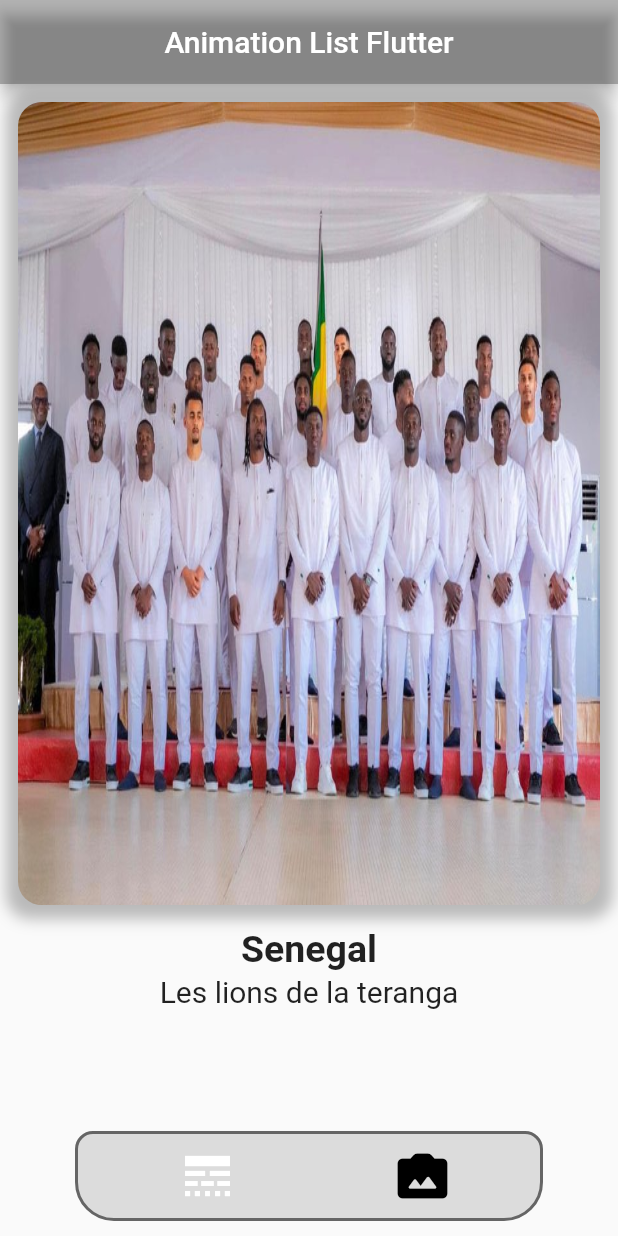
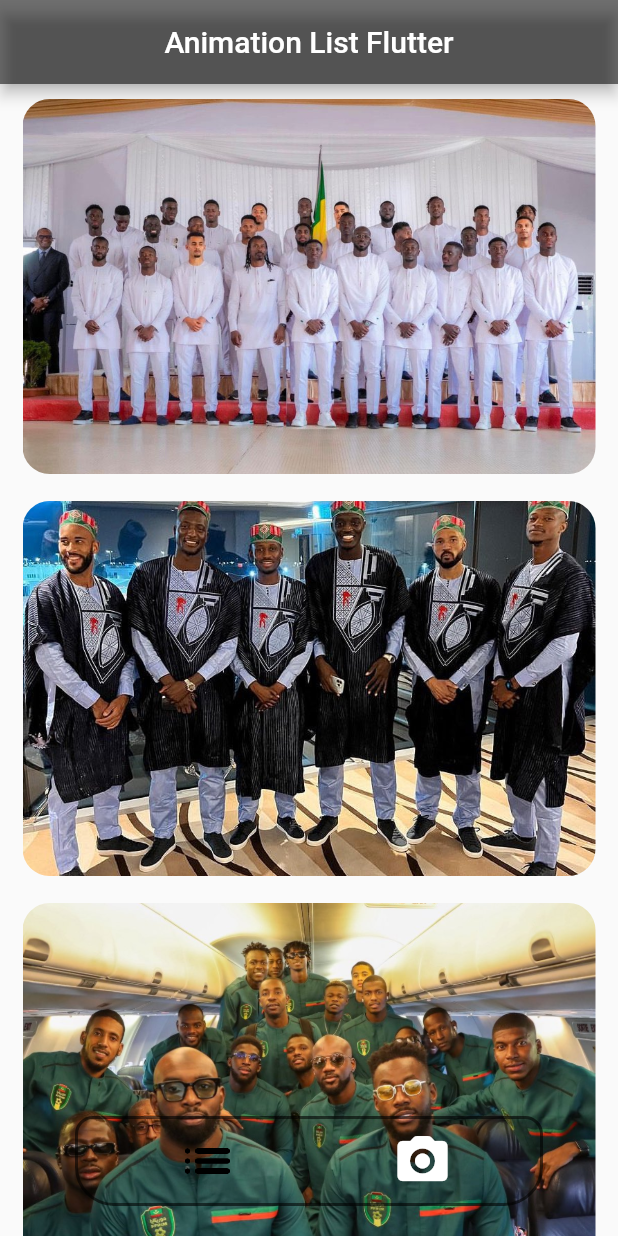
Before and after one commit to Modip/Animation_List_Flutter, a Flutter app: the screen it shows after launch, on a phone screen of 412 x 824 dp. Run offline on Flutter 3.47's test engine with Material 2 defaults, Android fonts, the phone set to English and light mode, and no system bars.

Commit message:
scroll list

```diff
--- a/lib/data.dart
+++ b/lib/data.dart
@@ -1,13 +1,13 @@
 class Picture {
+  final String title;
+  final String image;
+  final String subtitle;
+
   const Picture({
     required this.title,
     required this.image,
     required this.subtitle,
   });
-
-  final String title;
-  final String image;
-  final String subtitle;
 }
 
 const pictures = [
@@ -21,34 +21,30 @@ const pictures = [
       image: "assets/images/guinee.jpg"),
   Picture(
       title: "Mauritanie",
-      subtitle: "Les lions de la teranga",
+      subtitle: "Les mouhabitouns",
       image: "assets/images/mauritanie.jpg"),
   Picture(
       title: "Nigeria",
       subtitle: "Les aigles du Nigeria",
-      image: "assets/images/nigeria1.jpg"),
+      image: "assets/images/nigeria.jpg"),
+  Picture(
+      title: "Ghana",
+      subtitle: "Les blacks stars ",
+      image: "assets/images/ghana.jpg"),
+  Picture(
+      title: "Gambie",
+      subtitle: "Les scorpions de la Gambie",
+      image: "assets/images/gambie.jpg"),
+  Picture(
+      title: "Congo",
+      subtitle: "Les diables rouges",
+      image: "assets/images/congo.jpg"),
   Picture(
       title: "Mali",
       subtitle: "Les aigles du Mali",
       image: "assets/images/mali.jpg"),
   Picture(
-      title: "Congo",
-      subtitle: "Les aigles du Mali",
-      image: "assets/images/congo.jpg"),
-  Picture(
       title: "Cameroun",
       subtitle: "Les lions de indomptables",
       image: "assets/images/cameroun.jpg"),
-  Picture(
-      title: "Cameroun",
-      subtitle: "Les lions de la teranga",
-      image: "assets/images/cameroun.jpg"),
-  Picture(
-      title: "Cameroun",
-      subtitle: "Les lions de la teranga",
-      image: "assets/images/cameroun.jpg"),
-  Picture(
-      title: "Cameroun",
-      subtitle: "Les lions de la teranga",
-      image: "assets/images/cameroun.jpg"),
 ];
--- a/lib/main.dart
+++ b/lib/main.dart
@@ -1,3 +1,4 @@
+import 'package:animate/scroll_list.dart';
 import 'package:flutter/material.dart';
 
 import 'slide_list.dart';
@@ -18,7 +19,7 @@ class MyApp extends StatelessWidget {
       theme: ThemeData(
         primarySwatch: Colors.blue,
       ),
-      home: const SlideList(),
+      home: const ScrollList(),
     );
   }
 }
--- /dev/null
+++ b/lib/scroll_list.dart
@@ -0,0 +1,137 @@
+import 'package:animate/data.dart';
+import 'package:animate/slide_list.dart';
+import 'package:flutter/material.dart';
+
+class ScrollList extends StatefulWidget {
+  const ScrollList({Key? key}) : super(key: key);
+
+  @override
+  State<ScrollList> createState() => _ScrollListState();
+}
+
+class _ScrollListState extends State<ScrollList> {
+  double screenHeight = 0;
+  double screenWidth = 0;
+  final double itemSize = 250;
+  final controller = ScrollController();
+
+  @override
+  void onListnerController() {
+    //print("controller:${controller.offset}");
+    setState(() {});
+  }
+
+  @override
+  void initState() {
+    controller.addListener(onListnerController);
+    super.initState();
+  }
+
+  @override
+  void dispose() {
+    controller.removeListener(onListnerController);
+    super.dispose();
+  }
+
+  int selectedItem = 0;
+  @override
+  Widget build(BuildContext context) {
+    return Scaffold(
+      appBar: AppBar(
+        backgroundColor: Colors.black54,
+        centerTitle: true,
+        title: const Text("Animation List Flutter"),
+      ),
+      body: Stack(
+        children: [
+          _listView(),
+          Positioned(
+            bottom: 20,
+            left: 50,
+            right: 50,
+            child: SizedBox(
+              height: 60,
+
+              //color: Colors.white,
+              child: Container(
+                decoration: BoxDecoration(
+                    color: Colors.black12,
+                    border: Border.all(width: 2, color: Colors.black54),
+                    borderRadius: const BorderRadius.only(
+                        topRight: Radius.circular(12),
+                        topLeft: Radius.circular(12),
+                        bottomLeft: Radius.circular(26),
+                        bottomRight: Radius.circular(26))),
+              ),
+            ),
+          ),
+          Positioned(
+            bottom: 30,
+            left: 15,
+            right: 15,
+            child: Row(
+              mainAxisAlignment: MainAxisAlignment.spaceEvenly,
+              children: [
+                _buildBottomItem(Icons.list_rounded, 0),
+                _buildBottomItem(Icons.photo_camera_rounded, 1),
+              ],
+            ),
+          ),
+        ],
+      ),
+    );
+  }
+
+  Widget _listView() => SizedBox(
+        height: MediaQuery.of(context).size.height,
+        child: ListView.builder(
+            controller: controller,
+            physics: const BouncingScrollPhysics(),
+            itemCount: pictures.length,
+            scrollDirection: Axis.vertical,
+            shrinkWrap: true,
+            itemBuilder: (context, index) {
+              final itemOffset = index * itemSize;
+              final difference = controller.offset - itemOffset;
+              final percent = 1 - (difference / (itemSize / 2));
+              double opacity = percent;
+              double scale = percent;
+              // print("opacity:$opacity");
+              // print(itemOffset);
+              if (opacity > 1.0) opacity = 1.0;
+              if (opacity < 0.0) opacity = 0.0;
+              if (scale == 1) scale = 1.0;
+              final picture = pictures[index];
+              return Opacity(
+                opacity: opacity,
+                child: Container(
+                  margin: const EdgeInsets.only(
+                      left: 15, right: 15, bottom: 8, top: 10),
+                  height: itemSize,
+                  decoration: BoxDecoration(
+                      borderRadius: BorderRadius.circular(18),
+                      image: DecorationImage(
+                        image: AssetImage(
+                          picture.image,
+                        ),
+                        fit: BoxFit.cover,
+                      )),
+                ),
+              );
+            }),
+      );
+
+  Widget _buildBottomItem(IconData icon, index) {
+    return IconButton(
+      onPressed: () {
+        Navigator.pushReplacement(context,
+            MaterialPageRoute(builder: (context) => const SlideList()));
+      },
+      icon: Icon(
+        icon,
+        color: selectedItem == index ? Colors.black : Colors.white,
+        size: 40,
+      ),
+    );
+  }
+}
--- a/lib/slide_list.dart
+++ b/lib/slide_list.dart
@@ -1,3 +1,6 @@
+import 'dart:math';
+
+import 'package:animate/scroll_list.dart';
 import 'package:flutter/material.dart';
 
 import 'data.dart';
@@ -30,8 +33,9 @@ class _SlideListState extends State<SlideList> {
     super.dispose();
   }
 
+  int selectedItem = 0;
+
   @override
-  int selectedItem = 0;
   Widget build(BuildContext context) {
     double width = MediaQuery.of(context).size.width;
     double height = MediaQuery.of(context).size.height;
@@ -47,21 +51,22 @@ class _SlideListState extends State<SlideList> {
           builder: (context, value, _) {
             return PageView.builder(
               controller: _controller,
+              physics: const BouncingScrollPhysics(),
               itemCount: pictures.length,
               scrollDirection: Axis.horizontal,
               itemBuilder: (context, index) {
                 final picture = pictures[index];
                 final percentage = index - value;
                 final rotation = percentage.clamp(0.0, 1.0);
-                if (index == 1) {
-                  print(percentage);
-                }
+                final fixRotation = pow(rotation, 0.5);
+                // if (index == 1) {
+                //   print(percentage);
+                // }
                 return Column(
                   mainAxisAlignment: MainAxisAlignment.start,
                   children: [
                     Container(
-                      padding: EdgeInsets.all(12),
-                      // margin: EdgeInsets.only(left: 10, right: 10),
+                      padding: const EdgeInsets.all(12),
                       decoration: BoxDecoration(
                         borderRadius: BorderRadius.circular(12),
                       ),
@@ -69,11 +74,11 @@ class _SlideListState extends State<SlideList> {
                         alignment: Alignment.topLeft,
                         transform: Matrix4.identity()
                           ..setEntry(3, 2, .001)
-                          ..rotateY(2 * rotation)
+                          ..rotateY(2.0 * fixRotation)
                           ..translate(-rotation * width * 0.8),
                         child: Container(
                           width: width * 1,
-                          height: height * .65,
+                          height: height * .62,
                           decoration: BoxDecoration(
                               boxShadow: const [
                                 BoxShadow(
@@ -91,7 +96,7 @@ class _SlideListState extends State<SlideList> {
                       ),
                     ),
                     const SizedBox(
-                      height: 3,
+                      height: 15,
                     ),
                     Text(
                       picture.title,
@@ -99,11 +104,11 @@ class _SlideListState extends State<SlideList> {
                           fontSize: 25, fontWeight: FontWeight.bold),
                     ),
                     const SizedBox(
-                      height: 2,
+                      height: 10,
                     ),
                     Text(
                       picture.subtitle,
-                      style: TextStyle(fontSize: 20),
+                      style: const TextStyle(fontSize: 20),
                     )
                   ],
                 );
@@ -112,10 +117,10 @@ class _SlideListState extends State<SlideList> {
           },
         ),
         Positioned(
-          bottom: 10,
+          bottom: 20,
           left: 50,
           right: 50,
-          child: Container(
+          child: SizedBox(
             height: 60,
             child: Container(
               decoration: BoxDecoration(
@@ -130,14 +135,14 @@ class _SlideListState extends State<SlideList> {
           ),
         ),
         Positioned(
-          bottom: 20,
+          bottom: 30,
           left: 15,
           right: 15,
           child: Row(
             mainAxisAlignment: MainAxisAlignment.spaceEvenly,
             children: [
-              _buildBottomItem(Icons.line_style, 0),
-              _buildBottomItem(Icons.photo_camera_back_rounded, 1),
+              _buildBottomItem(Icons.list_rounded, 0),
+              _buildBottomItem(Icons.photo_camera_rounded, 1),
             ],
           ),
         ),
@@ -148,8 +153,8 @@ class _SlideListState extends State<SlideList> {
   Widget _buildBottomItem(IconData icon, index) {
     return IconButton(
       onPressed: () {
-        // Navigator.pushReplacement(context,
-        //     MaterialPageRoute(builder: (context) => const ScrollList()));
+        Navigator.pushReplacement(context,
+            MaterialPageRoute(builder: (context) => const ScrollList()));
       },
       icon: Icon(
         icon,
```
Also changed, not shown: assets/images/gambie.jpg (added), assets/images/ghana.jpg (added), assets/images/nigeria.jpg (renamed from assets/images/nigeria1.jpg).
